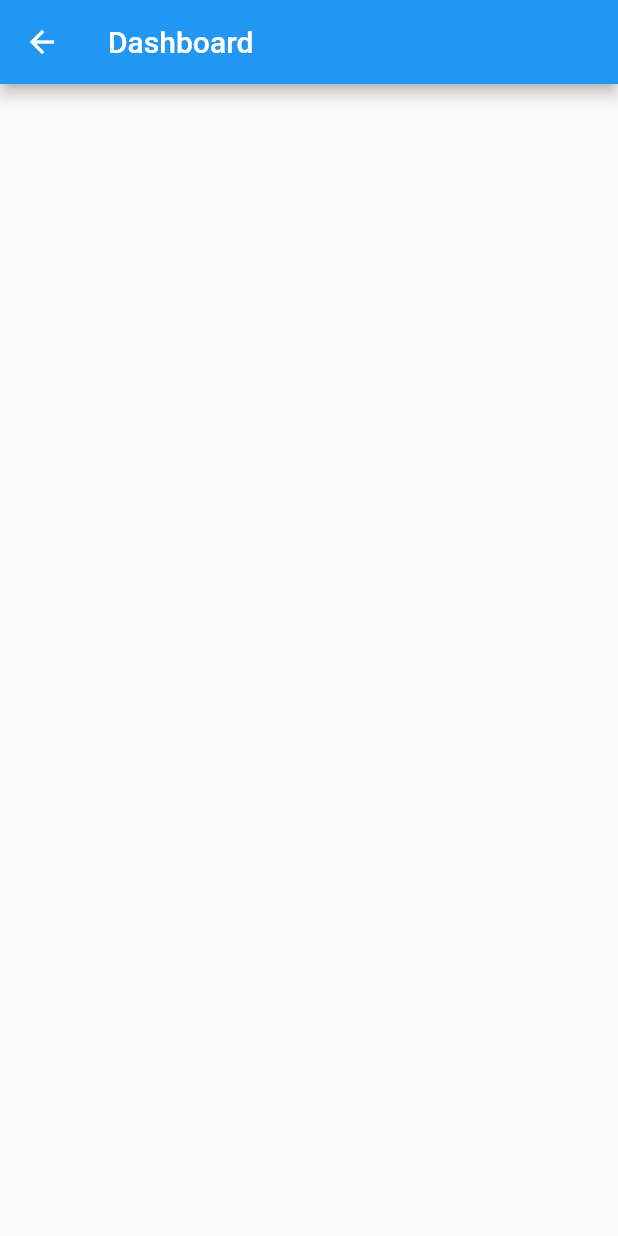
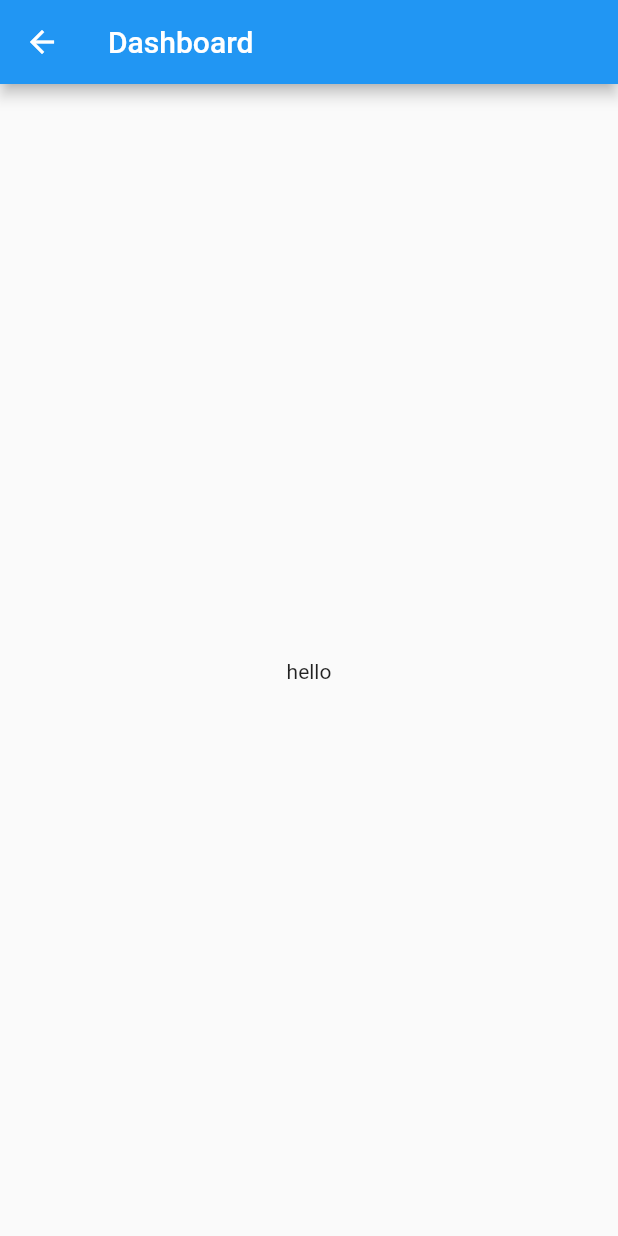
Before and after one commit to Nsuku0/FrontEnd, a Flutter app: the Dashboard screen opened directly, on a phone screen of 412 x 824 dp. Run offline on Flutter 3.47's test engine with Material 2 defaults, Android fonts, the phone set to English and light mode, and no system bars; our stand-ins replace pie_chart, syncfusion_flutter_charts; missing offline and left inert: excel.

Commit message:
started dashboard layout

```diff
--- a/lib/dashboard.dart
+++ b/lib/dashboard.dart
@@ -1,5 +1,6 @@
 import 'package:flutter/material.dart';
-import 'package:assets/data/data.dart';
+import 'data.dart';
+import 'constants/constants.dart';
 
 class Dashboard extends StatefulWidget {
   @override
@@ -10,8 +11,65 @@ class _DashboardState extends State<Dashboard> {
   @override
   Widget build(BuildContext context) {
     return Scaffold(
-      appBar: AppBar(
-        title: Text("Dashboard"),
+        backgroundColor: bg,
+        appBar: AppBar(
+          title: Text("Dashboard"),
+        ),
+        body: SafeArea(
+          child: Row(
+            crossAxisAlignment: CrossAxisAlignment.start,
+            children: [
+              Expanded(
+                flex: 5,
+                child: DashboardContent(),
+              )
+            ],
+          ),
+        ));
+  }
+}
+
+class DashboardContent extends StatelessWidget {
+  const DashboardContent({Key? key}) : super(key: key);
+  @override
+  Widget build(BuildContext context) {
+    return Scaffold(
+      body: Center(
+        child: SingleChildScrollView(
+          child: Column(
+            children: [
+              SizedBox(
+                height: appPadding,
+              ),
+              Column(
+                children: [
+                  Row(
+                    crossAxisAlignment: CrossAxisAlignment.start,
+                    children: [
+                      Expanded(
+                        flex: 5,
+                        child: Column(
+                          children: [
+                            Text('hello'),
+                          ],
+                        ),
+                      )
+                    ],
+                  ),
+                  Container(
+                    decoration: const BoxDecoration(
+                      image: DecorationImage(
+                        image: AssetImage(
+                            "icons/absa.png"), // <-- BACKGROUND IMAGE
+                        fit: BoxFit.cover,
+                      ),
+                    ),
+                  ),
+                ],
+              )
+            ],
+          ),
+        ),
       ),
     );
   }
--- a/assets/data/data.dart
+++ b/lib/data.dart
@@ -1,4 +1,4 @@
-import '../../models/company_info_model.dart';
+import '/models/company_info_model.dart';
 import 'package:flutter/services.dart' show ByteData, rootBundle;
 import 'dart:core';
 import 'package:path/path.dart' as p;
--- a/lib/main.dart
+++ b/lib/main.dart
@@ -11,7 +11,7 @@ class Home extends StatelessWidget {
   gotoSecondActivity(BuildContext context) {
     Navigator.push(
       context,
-      MaterialPageRoute(builder: (context) => MaterialApp()),
+      MaterialPageRoute(builder: (context) => Dashboard()),
     );
   }
 
@@ -77,3 +77,19 @@ class Home extends StatelessWidget {
     ]);
   }
 }
+
+class Dashboard extends StatefulWidget {
+  @override
+  _DashboardState createState() => _DashboardState();
+}
+
+class _DashboardState extends State<Dashboard> {
+  @override
+  Widget build(BuildContext context) {
+    return Scaffold(
+      appBar: AppBar(
+        title: Text("Dashboard"),
+      ),
+    );
+  }
+}
--- a/pubspec.yaml
+++ b/pubspec.yaml
@@ -6,6 +6,8 @@ dependencies:
   flutter:
     sdk: flutter
   pie_chart: '5.3.1'
+  crypto: ^2.0.0
+  archive: ^2.0.0
   path: ^1.8.0
   excel: ^1.1.5
   file_picker: ^2.1.6
@@ -22,4 +24,5 @@ flutter:
   # To add assets to your application, add an assets section, like this:
   assets:
      - assets/
-     - assets/data
+     - lib/data/
+     - lib/models/
```
Also changed, not shown: lib/companyinfo.dart (renamed from companyinfo.dart), lib/constants/constants.dart (renamed from constants/constants.dart), lib/models/company_info_model.dart (renamed from models/company_info_model.dart), pubspec.lock, 3 other files.
